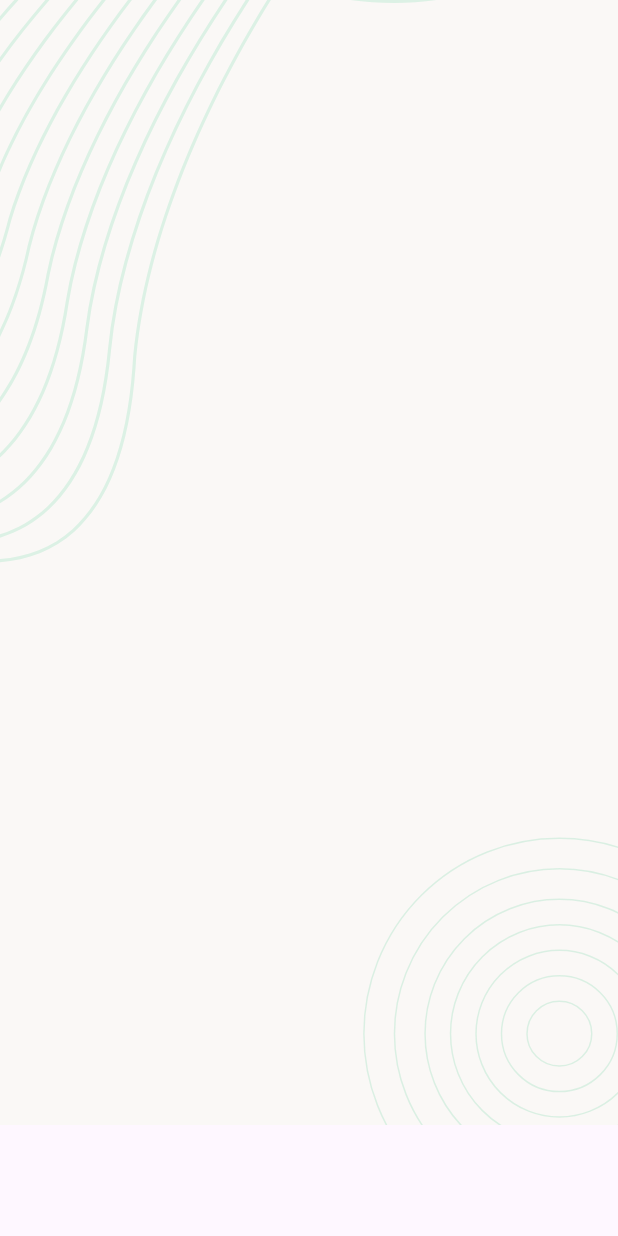
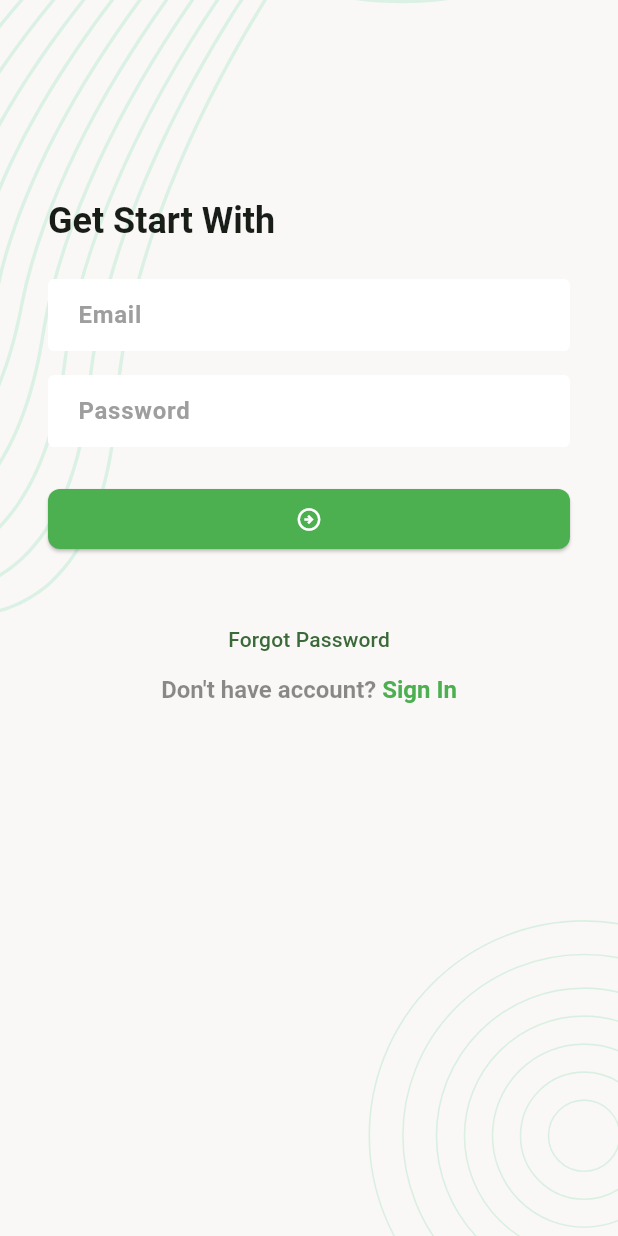
Before and after one commit to masumrashid/Task_Manager_Project, a Flutter app: the screen it shows after launch, on a phone screen of 412 x 824 dp. Run offline on Flutter 3.47's test engine with Material 3 defaults, Android fonts, the phone set to English and light mode, and no system bars; our stand-ins replace flutter_svg.

Commit message:
Module 15 UI Design Class 2

```diff
--- a/lib/app.dart
+++ b/lib/app.dart
@@ -8,7 +8,40 @@ class TaskManagerApp extends StatelessWidget {
   Widget build(BuildContext context) {
     return MaterialApp(
       debugShowCheckedModeBanner: false,
-      home: SplashScreen(),
+      theme: ThemeData(
+          colorSchemeSeed: Colors.green,
+          inputDecorationTheme: InputDecorationTheme(
+            hintStyle: TextStyle(
+              fontSize: 16,
+              color: Colors.grey,
+              fontWeight: FontWeight.bold,
+            ),
+            fillColor: Colors.white,
+            filled: true,
+            contentPadding: EdgeInsets.symmetric(horizontal: 16),
+            border: _getZeroBorder(),
+            enabledBorder: _getZeroBorder(),
+            errorBorder: _getZeroBorder(),
+          ),
+          elevatedButtonTheme: ElevatedButtonThemeData(
+            style: ElevatedButton.styleFrom(
+                fixedSize: Size.fromWidth(double.maxFinite),
+                backgroundColor: Colors.green,
+                foregroundColor: Colors.white,
+                shape: RoundedRectangleBorder(
+                  borderRadius: BorderRadius.circular(8),
+                )),
+          ),
+          textTheme: TextTheme(
+            titleLarge: TextStyle(fontSize: 24, fontWeight: FontWeight.w600),
+          )),
+      home: const SplashScreen(),
+    );
+  }
+
+  OutlineInputBorder _getZeroBorder() {
+    return const OutlineInputBorder(
+      borderSide: BorderSide.none,
     );
   }
 }
--- /dev/null
+++ b/lib/ui/screens/login_screen.dart
@@ -0,0 +1,97 @@
+import 'package:flutter/gestures.dart';
+import 'package:flutter/material.dart';
+import 'package:task_manager/ui/widgets/screen_background.dart';
+
+class loginScreen extends StatefulWidget {
+  const loginScreen({super.key});
+
+  @override
+  State<loginScreen> createState() => _loginScreenState();
+}
+
+class _loginScreenState extends State<loginScreen> {
+  @override
+  Widget build(BuildContext context) {
+    return Scaffold(
+      body: Stack(
+        children: [
+          ScreenBackground(
+              child: Padding(
+            padding: const EdgeInsets.all(32),
+            child: Column(
+              crossAxisAlignment: CrossAxisAlignment.start,
+              children: [
+                const SizedBox(
+                  height: 100,
+                ),
+                Text(
+                  'Get Start With',
+                  style: Theme.of(context).textTheme.titleLarge,
+                ),
+                const SizedBox(
+                  height: 24,
+                ),
+                TextFormField(
+                  decoration: const InputDecoration(
+                    hintText: 'Email',
+                  ),
+                ),
+                const SizedBox(
+                  height: 16,
+                ),
+                TextFormField(
+                  decoration: const InputDecoration(
+                    hintText: 'Password',
+                  ),
+                ),
+                const SizedBox(
+                  height: 24,
+                ),
+                ElevatedButton(
+                  onPressed: () {},
+                  child: const Icon(Icons.arrow_circle_right_outlined),
+                ),
+                const SizedBox(
+                  height: 32,
+                ),
+                Center(
+                  child: Column(
+                    children: [
+                      TextButton(
+                          onPressed: _onTapForgotButton,
+                          child: Text('Forgot Password')),
+                      RichText(
+                          text: TextSpan(
+                              style: const TextStyle(
+                                  color: Colors.black45,
+                                  fontSize: 16,
+                                  fontWeight: FontWeight.w600),
+                              children: [
+                            TextSpan(text: "Don't have account? "),
+                            TextSpan(
+                              text: "Sign In",
+                              style: const TextStyle(
+                                  color: Colors.green,
+                                  fontWeight: FontWeight.w600),
+                              recognizer: TapGestureRecognizer()
+                                ..onTap = _onTapSigninButton,
+                            ),
+                          ])),
+                    ],
+                  ),
+                )
+              ],
+            ),
+          ))
+        ],
+      ),
+    );
+  }
+
+  void _onTapForgotButton() {
+    // Navigator.push(context, MaterialPageRoute(builder: (context) => ForgotScreen()));
+  }
+  void _onTapSigninButton() {
+    // Navigator.push(context, MaterialPageRoute(builder: (context) => SigninScreen()));
+  }
+}
--- a/lib/ui/screens/splash_screen.dart
+++ b/lib/ui/screens/splash_screen.dart
@@ -1,5 +1,8 @@
 import 'package:flutter/material.dart';
 import 'package:flutter_svg/flutter_svg.dart';
+import 'package:task_manager/ui/screens/login_screen.dart';
+import 'package:task_manager/ui/widgets/screen_background.dart';
+import '../utils/assets_path.dart';
 
 class SplashScreen extends StatefulWidget {
   const SplashScreen({super.key});
@@ -10,9 +13,23 @@ class SplashScreen extends StatefulWidget {
 
 class _SplashScreenState extends State<SplashScreen> {
   @override
+  void initState() {
+    // TODO: implement initState
+    super.initState();
+    _moveTologinScreen();
+  }
+
+  Future<void> _moveTologinScreen() async {
+    await Future.delayed(const Duration(seconds: 2));
+    Navigator.pushReplacement(
+        context, MaterialPageRoute(builder: (context) => const loginScreen()));
+  }
+
+  @override
   Widget build(BuildContext context) {
     return Scaffold(
-      body: SvgPicture.asset('assets/images/background.svg'),
-    );
+        body: ScreenBackground(
+      child: Center(child: SvgPicture.asset(width: 120, AssetsPath.logoSvg)),
+    ));
   }
 }
--- /dev/null
+++ b/lib/ui/utils/assets_path.dart
@@ -0,0 +1,5 @@
+class AssetsPath {
+  static const String _imagePath = 'assets/images';
+  static const String backgroundSvg = '$_imagePath/background.svg';
+  static const String logoSvg = '$_imagePath/logo.svg';
+}
--- /dev/null
+++ b/lib/ui/widgets/screen_background.dart
@@ -0,0 +1,24 @@
+import 'package:flutter/material.dart';
+import 'package:flutter_svg/svg.dart';
+import '../utils/assets_path.dart';
+
+class ScreenBackground extends StatelessWidget {
+  const ScreenBackground({super.key, required this.child});
+
+  final Widget child;
+
+  @override
+  Widget build(BuildContext context) {
+    return Stack(
+      children: [
+        SvgPicture.asset(
+          width: double.maxFinite,
+          height: double.maxFinite,
+          AssetsPath.backgroundSvg,
+          fit: BoxFit.cover,
+        ),
+        SafeArea(child: child)
+      ],
+    );
+  }
+}
```
Also changed, not shown: lib/main.dart (line endings or trailing spaces).
